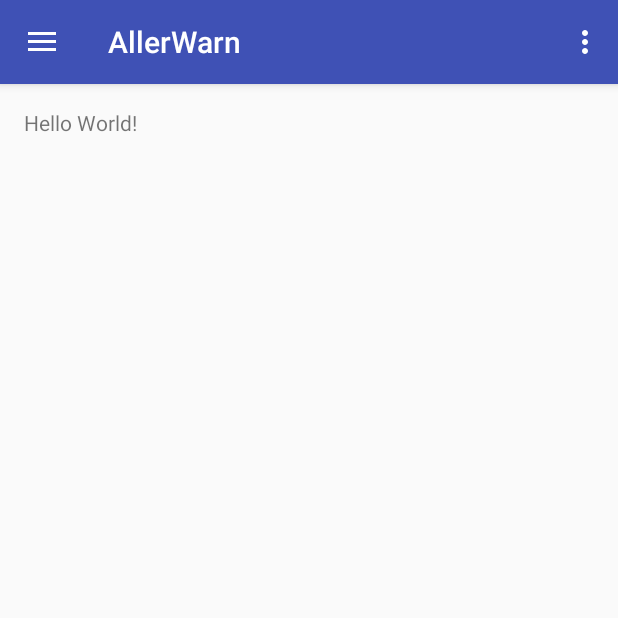
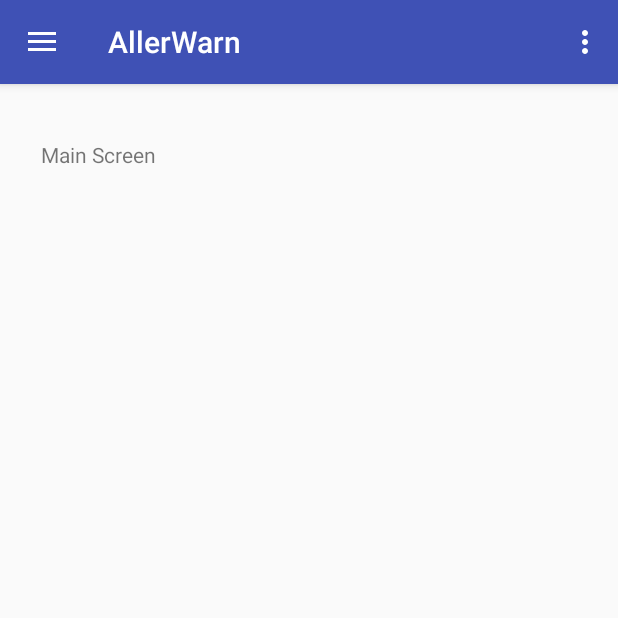
Before and after one commit to FIITAY/AllerWarn, an Android app: the screen it shows after launch (MainActivity), on a phone screen of 412 x 824 dp, the top half of it. Run offline under Robolectric (Android 15) with nearby library versions, the phone set to English and light mode, and no system bars.

Commit message:
Fragments
making the app work on fragments and not on activities

Signed-off-by: Itay Finci <Itay@Finci.org>

```diff
--- a/app/src/main/AndroidManifest.xml
+++ b/app/src/main/AndroidManifest.xml
@@ -1,12 +1,14 @@
 <?xml version="1.0" encoding="utf-8"?>
 <manifest xmlns:android="http://schemas.android.com/apk/res/android"
-    package="itay.finci.org.allerwarn">
+    package="itay.finci.org.allerwarn"
+    android:versionCode="1"
+    android:versionName="0.1.0 build 16">
 
     <application
         android:allowBackup="true"
         android:icon="@mipmap/ic_launcher"
         android:label="@string/app_name"
-        android:supportsRtl="true"
+        android:supportsRtl="false"
         android:theme="@style/AppTheme">
         <activity
             android:name=".MainActivity"
--- a/app/src/main/java/itay/finci/org/allerwarn/MainActivity.java
+++ b/app/src/main/java/itay/finci/org/allerwarn/MainActivity.java
@@ -1,9 +1,6 @@
 package itay.finci.org.allerwarn;
 
 import android.os.Bundle;
-import android.support.design.widget.FloatingActionButton;
-import android.support.design.widget.Snackbar;
-import android.view.View;
 import android.support.design.widget.NavigationView;
 import android.support.v4.view.GravityCompat;
 import android.support.v4.widget.DrawerLayout;
@@ -12,9 +9,11 @@ import android.support.v7.app.AppCompatActivity;
 import android.support.v7.widget.Toolbar;
 import android.view.Menu;
 import android.view.MenuItem;
+import android.view.View;
 
 public class MainActivity extends AppCompatActivity
         implements NavigationView.OnNavigationItemSelectedListener {
+
 
     @Override
     protected void onCreate(Bundle savedInstanceState) {
@@ -31,6 +30,17 @@ public class MainActivity extends AppCompatActivity
 
         NavigationView navigationView = (NavigationView) findViewById(R.id.nav_view);
         navigationView.setNavigationItemSelectedListener(this);
+
+        if(findViewById(R.id.fragment_cointainer) != null){
+
+            if(savedInstanceState != null){
+                return;
+            }
+
+            MainScreenFragment msf = new MainScreenFragment();
+
+            getSupportFragmentManager().beginTransaction().add(R.id.fragment_cointainer, msf, null).commit();
+        }
     }
 
     @Override
@@ -71,11 +81,14 @@ public class MainActivity extends AppCompatActivity
         // Handle navigation view item clicks here.
         int id = item.getItemId();
 
-        if (id == R.id.nav_camera) {
-            //TODO handle task- make new user
-        } /*else if (id == R.id.nav_gallery) {
+        if (id == R.id.nav_newUser) {
+            NewUserFragment nuf = new NewUserFragment();
+            getSupportFragmentManager().beginTransaction().replace(R.id.fragment_cointainer, nuf, null).commit();
+        }else if (id == R.id.nav_home) {
+            MainScreenFragment msf = new MainScreenFragment();
+            getSupportFragmentManager().beginTransaction().replace(R.id.fragment_cointainer, msf, null).commit();
 
-        } else if (id == R.id.nav_slideshow) {
+        }/* else if (id == R.id.nav_slideshow) {
 
         } else if (id == R.id.nav_manage) {
 
--- /dev/null
+++ b/app/src/main/java/itay/finci/org/allerwarn/MainScreenFragment.java
@@ -0,0 +1,27 @@
+package itay.finci.org.allerwarn;
+
+import android.content.Context;
+import android.content.pm.PackageManager;
+import android.net.Uri;
+import android.os.Bundle;
+import android.support.v4.app.Fragment;
+import android.view.LayoutInflater;
+import android.view.View;
+import android.view.ViewGroup;
+import android.widget.TextView;
+
+public class MainScreenFragment extends Fragment {
+    @Override
+    public View onCreateView(LayoutInflater inflater, ViewGroup container, Bundle savedInstanceState) {
+        View v = inflater.inflate(R.layout.fragment_main_screen, container, false);
+        TextView tvVersionNum = (TextView) v.findViewById(R.id.tvVersionCode);
+        try {
+            String s = getActivity().getApplicationContext().getPackageManager().getPackageInfo(getActivity().getApplicationContext()
+                    .getPackageName(), 0).versionName;
+            tvVersionNum.setText(s);
+        } catch (PackageManager.NameNotFoundException e) {
+            e.printStackTrace();
+        }
+        return v;
+    }
+}
--- a/app/src/main/res/layout/content_main.xml
+++ b/app/src/main/res/layout/content_main.xml
@@ -13,8 +13,8 @@
     tools:context="itay.finci.org.allerwarn.MainActivity"
     tools:showIn="@layout/app_bar_main">
 
-    <TextView
-        android:layout_width="wrap_content"
-        android:layout_height="wrap_content"
-        android:text="Hello World!" />
+    <FrameLayout
+        android:id="@+id/fragment_cointainer"
+        android:layout_width="match_parent"
+        android:layout_height="match_parent" />
 </RelativeLayout>
--- /dev/null
+++ b/app/src/main/res/layout/fragment_main_screen.xml
@@ -0,0 +1,30 @@
+<?xml version="1.0" encoding="utf-8"?>
+<RelativeLayout xmlns:android="http://schemas.android.com/apk/res/android"
+    android:layout_height="match_parent"
+    android:layout_width="match_parent">
+
+
+    <TextView
+        android:text="Main Screen"
+        android:layout_width="wrap_content"
+        android:layout_height="wrap_content"
+        android:layout_alignParentTop="true"
+        android:layout_alignParentLeft="true"
+        android:layout_alignParentStart="true"
+        android:layout_marginLeft="11dp"
+        android:layout_marginStart="11dp"
+        android:layout_marginTop="21dp"
+        android:id="@+id/TvMainText" />
+
+    <TextView
+        android:text="TextView"
+        android:layout_width="wrap_content"
+        android:layout_height="wrap_content"
+        android:layout_marginRight="56dp"
+        android:layout_marginEnd="56dp"
+        android:id="@+id/tvVersionCode"
+        android:layout_alignParentBottom="true"
+        android:layout_alignParentRight="true"
+        android:layout_alignParentEnd="true"
+        android:layout_marginBottom="12dp" />
+</RelativeLayout>
--- a/app/src/main/res/menu/activity_main_drawer.xml
+++ b/app/src/main/res/menu/activity_main_drawer.xml
@@ -1,11 +1,18 @@
 <?xml version="1.0" encoding="utf-8"?>
 <menu xmlns:android="http://schemas.android.com/apk/res/android">
 
-
+    <item android:title="App" >
+        <menu >
+            <item
+                android:id="@+id/nav_home"
+                android:actionViewClass="android.support.v7.widget.SearchView"
+                android:title="Home" />
+        </menu>
+    </item>
     <item android:title="User Control">
         <menu>
             <item
-                android:id="@+id/nav_camera"
+                android:id="@+id/nav_newUser"
                 android:icon="@android:drawable/ic_input_add"
                 android:title="New User" />
             <!--<item
--- a/app/src/main/res/values/strings.xml
+++ b/app/src/main/res/values/strings.xml
@@ -5,4 +5,8 @@
     <string name="navigation_drawer_close">Close navigation drawer</string>
 
     <string name="action_settings">Settings</string>
+    <string name="title_activity_new_user">NewUser</string>
+
+    <!-- TODO: Remove or change this placeholder text -->
+    <string name="hello_blank_fragment">Hello blank fragment</string>
 </resources>
```
Also changed, not shown: app/build.gradle (+36 -2 lines), app/src/main/java/itay/finci/org/allerwarn/NewUserFragment.java (added, +19 -0 lines), app/src/main/res/layout/new_user_fragment.xml (added, +11 -0 lines), app/src/main/res/menu/menu_new_user.xml (added, +10 -0 lines).
